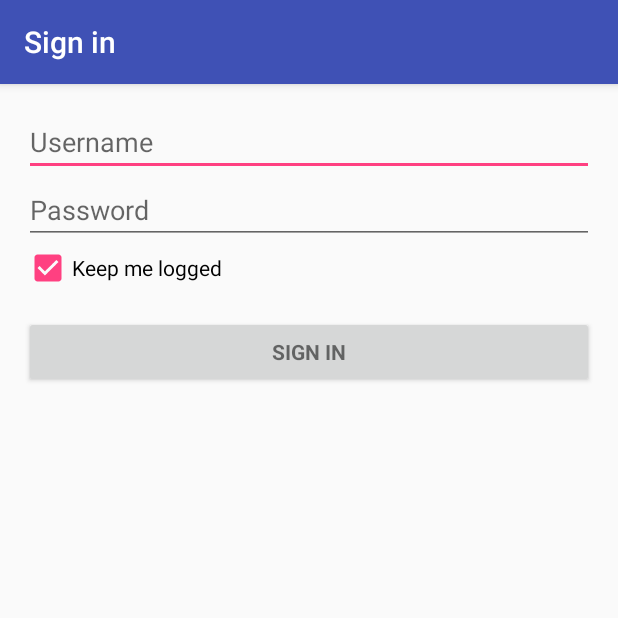
After one commit to rnas/tc-android-app, an Android app: the LoginActivity screen opened directly, with no data from a screen before it, on a phone screen of 412 x 824 dp, the top half of it. The commit adds this screen. Run offline under Robolectric (Android 15) with nearby library versions, the phone set to English and light mode, and no system bars.

Commit message:
[add] user api + login

```diff
--- a/Brejas/app/build.gradle
+++ b/Brejas/app/build.gradle
@@ -28,5 +28,7 @@ dependencies {
     compile 'com.android.support:design:25.1.1'
     compile 'com.android.support:recyclerview-v7:23.4.0'
     compile 'com.android.support:cardview-v7:23.4.0'
+    compile 'com.squareup.retrofit2:retrofit:2.1.0'
+    compile 'com.squareup.retrofit2:converter-gson:2.0.2'
     testCompile 'junit:junit:4.12'
 }
--- /dev/null
+++ b/Brejas/app/src/main/java/brejas/com/br/brejas/LoginActivity.java
@@ -0,0 +1,153 @@
+package brejas.com.br.brejas;
+
+import android.content.Context;
+import android.content.Intent;
+import android.content.SharedPreferences;
+import android.preference.PreferenceManager;
+import android.support.v7.app.AppCompatActivity;
+
+import android.os.Bundle;
+import android.text.TextUtils;
+import android.util.Log;
+import android.view.KeyEvent;
+import android.view.View;
+import android.view.View.OnClickListener;
+import android.view.inputmethod.EditorInfo;
+import android.widget.Button;
+import android.widget.CheckBox;
+import android.widget.EditText;
+import android.widget.TextView;
+import android.widget.Toast;
+
+import java.util.ArrayList;
+import java.util.List;
+
+import brejas.com.br.brejas.helper.Constants;
+import brejas.com.br.brejas.model.User;
+
+/**
+ * A login screen that offers login via email/password.
+ */
+public class LoginActivity extends AppCompatActivity {
+
+    private EditText mUsernameView;
+    private EditText mPasswordView;
+    private CheckBox cbKeepLogged;
+
+    private List<User> userArrayList = new ArrayList<User>();
+
+    @Override
+    protected void onCreate(Bundle savedInstanceState) {
+        super.onCreate(savedInstanceState);
+        setContentView(R.layout.activity_login);
+
+        // Set up the login form.
+        cbKeepLogged = (CheckBox) findViewById(R.id.keepLogged);
+        mUsernameView = (EditText) findViewById(R.id.username);
+        mPasswordView = (EditText) findViewById(R.id.password);
+        mPasswordView.setOnEditorActionListener(new TextView.OnEditorActionListener() {
+            @Override
+            public boolean onEditorAction(TextView textView, int id, KeyEvent keyEvent) {
+                if (id == R.id.login || id == EditorInfo.IME_NULL) {
+                    attemptLogin();
+                    return true;
+                }
+                return false;
+            }
+        });
+
+        Button mEmailSignInButton = (Button) findViewById(R.id.email_sign_in_button);
+        mEmailSignInButton.setOnClickListener(new OnClickListener() {
+            @Override
+            public void onClick(View view) {
+                attemptLogin();
+            }
+        });
+
+        // adds master user
+        if(getIntent() != null) {
+            User user = (User) getIntent().getParcelableExtra("master_user");
+            userArrayList.add(user);
+        }
+
+    }
+
+    private void attemptLogin() {
+
+        // Reset errors.
+        mUsernameView.setError(null);
+        mPasswordView.setError(null);
+
+        // Store values at the time of the login attempt.
+        String username = mUsernameView.getText().toString();
+        String password = mPasswordView.getText().toString();
+
+        boolean cancel = false;
+        View focusView = null;
+
+        // Check for a valid password
+        if (TextUtils.isEmpty(password)) {
+            mUsernameView.setError(getString(R.string.error_field_required));
+            focusView = mPasswordView;
+            cancel = true;
+        } else if (!isPasswordValid(password)) {
+            mPasswordView.setError(getString(R.string.error_invalid_password));
+            focusView = mPasswordView;
+            cancel = true;
+        }
+
+        // Check for a valid username
+        if (TextUtils.isEmpty(username)) {
+            mUsernameView.setError(getString(R.string.error_field_required));
+            focusView = mUsernameView;
+            cancel = true;
+        } else if (!isUsernameValid(username)) {
+            mUsernameView.setError(getString(R.string.error_invalid_email));
+            focusView = mUsernameView;
+            cancel = true;
+        }
+
+        if (cancel) {
+            focusView.requestFocus();
+            return;
+        }
+
+        for (User user : userArrayList) {
+            if ((user.getUser().equals(username)) && (user.getPass().equals(password))) {
+                login();
+                return;
+            }
+        }
+
+        Toast.makeText(this, "Invalid username or password", Toast.LENGTH_LONG).show();
+
+    }
+
+    void login() {
+
+        if (cbKeepLogged.isChecked()) {
+
+            Log.i("BR", "is checked ");
+            Log.i("BR", "salvando");
+
+            SharedPreferences sf = PreferenceManager.getDefaultSharedPreferences(this);
+            sf.edit().putBoolean(Constants.KEEP_LOGGED, true).commit();
+
+        }
+
+        Intent intent = new Intent(this, MainActivity.class);
+        intent.setFlags(Intent.FLAG_ACTIVITY_NEW_TASK);
+        startActivity(intent);
+
+    }
+
+    private boolean isUsernameValid(String username) {
+        return username.length() > 2;
+    }
+
+    private boolean isPasswordValid(String password) {
+        return password.length() > 4;
+    }
+
+
+}
--- /dev/null
+++ b/Brejas/app/src/main/res/layout/activity_login.xml
@@ -0,0 +1,61 @@
+<LinearLayout xmlns:android="http://schemas.android.com/apk/res/android"
+    xmlns:tools="http://schemas.android.com/tools"
+    android:layout_width="match_parent"
+    android:layout_height="match_parent"
+    android:gravity="center_horizontal"
+    android:orientation="vertical"
+    android:paddingBottom="@dimen/activity_vertical_margin"
+    android:paddingLeft="@dimen/activity_horizontal_margin"
+    android:paddingRight="@dimen/activity_horizontal_margin"
+    android:paddingTop="@dimen/activity_vertical_margin"
+    tools:context="brejas.com.br.brejas.LoginActivity">
+
+    <ScrollView
+        android:id="@+id/login_form"
+        android:layout_width="match_parent"
+        android:layout_height="match_parent">
+
+        <LinearLayout
+            android:id="@+id/email_login_form"
+            android:layout_width="match_parent"
+            android:layout_height="wrap_content"
+            android:orientation="vertical">
+
+            <EditText
+                android:id="@+id/username"
+                android:layout_width="match_parent"
+                android:layout_height="wrap_content"
+                android:hint="@string/login_username"
+                android:inputType="textEmailAddress"
+                android:maxLines="1" />
+
+            <EditText
+                android:id="@+id/password"
+                android:layout_width="match_parent"
+                android:layout_height="wrap_content"
+                android:hint="@string/prompt_password"
+                android:imeActionId="@+id/login"
+                android:imeActionLabel="@string/action_sign_in_short"
+                android:imeOptions="actionUnspecified"
+                android:inputType="textPassword"
+                android:maxLines="1" />
+
+            <CheckBox
+                android:text="@string/login_keep_logged"
+                android:layout_width="match_parent"
+                android:checked="true"
+                android:layout_height="wrap_content"
+                android:id="@+id/keepLogged" />
+
+            <Button
+                android:id="@+id/email_sign_in_button"
+                style="?android:textAppearanceSmall"
+                android:layout_width="match_parent"
+                android:layout_height="wrap_content"
+                android:layout_marginTop="16dp"
+                android:text="@string/action_sign_in"
+                android:textStyle="bold" />
+
+        </LinearLayout>
+    </ScrollView>
+</LinearLayout>
--- a/Brejas/app/src/main/res/layout/nav_header_main.xml
+++ b/Brejas/app/src/main/res/layout/nav_header_main.xml
@@ -23,7 +23,7 @@
         android:layout_width="match_parent"
         android:layout_height="wrap_content"
         android:paddingTop="@dimen/nav_header_vertical_spacing"
-        android:text="Android Studio"
+        android:text="Olá Android"
         android:textAppearance="@style/TextAppearance.AppCompat.Body1" />
 
     <TextView
--- a/Brejas/app/src/main/res/values/strings.xml
+++ b/Brejas/app/src/main/res/values/strings.xml
@@ -22,4 +22,21 @@
     <string name="add_err_content">Fill the field Content</string>
     <string name="add_err_units">Fill the field Units</string>
     <string name="add_err_pack">Select the package type</string>
+    <string name="err_server_connection">Unable to connect to server</string>
+    <string name="title_activity_login">Sign in</string>
+
+    <!-- Strings related to login -->
+    <string name="prompt_email">Email</string>
+    <string name="prompt_password">Password</string>
+    <string name="action_sign_in">Sign in</string>
+    <string name="action_sign_in_short">Sign in</string>
+    <string name="error_invalid_email">This username is invalid</string>
+    <string name="error_invalid_password">This password is too short</string>
+    <string name="error_incorrect_password">This password is incorrect</string>
+    <string name="error_field_required">This field is required</string>
+
+    <string name="login_username">Username</string>
+    <string name="login_keep_logged">Keep me logged</string>
+    <string name="menu_logout">Logout</string>
+    <string name="list_beers">List Beers</string>
 </resources>
```
Also changed, not shown: Brejas/app/src/main/AndroidManifest.xml (+11 -1 lines), Brejas/app/src/main/java/brejas/com/br/brejas/MainActivity.java (+21 -14 lines), Brejas/app/src/main/java/brejas/com/br/brejas/SplashScreen.java (+61 -4 lines), Brejas/app/src/main/java/brejas/com/br/brejas/api/UserAPI.java (added, +19 -0 lines), Brejas/app/src/main/java/brejas/com/br/brejas/helper/Constants.java (added, +12 -0 lines), Brejas/app/src/main/java/brejas/com/br/brejas/model/User.java (added, +69 -0 lines), Brejas/app/src/main/res/layout/app_bar_main.xml (+0 -8 lines), Brejas/app/src/main/res/menu/activity_main_drawer.xml (+8 -10 lines).
